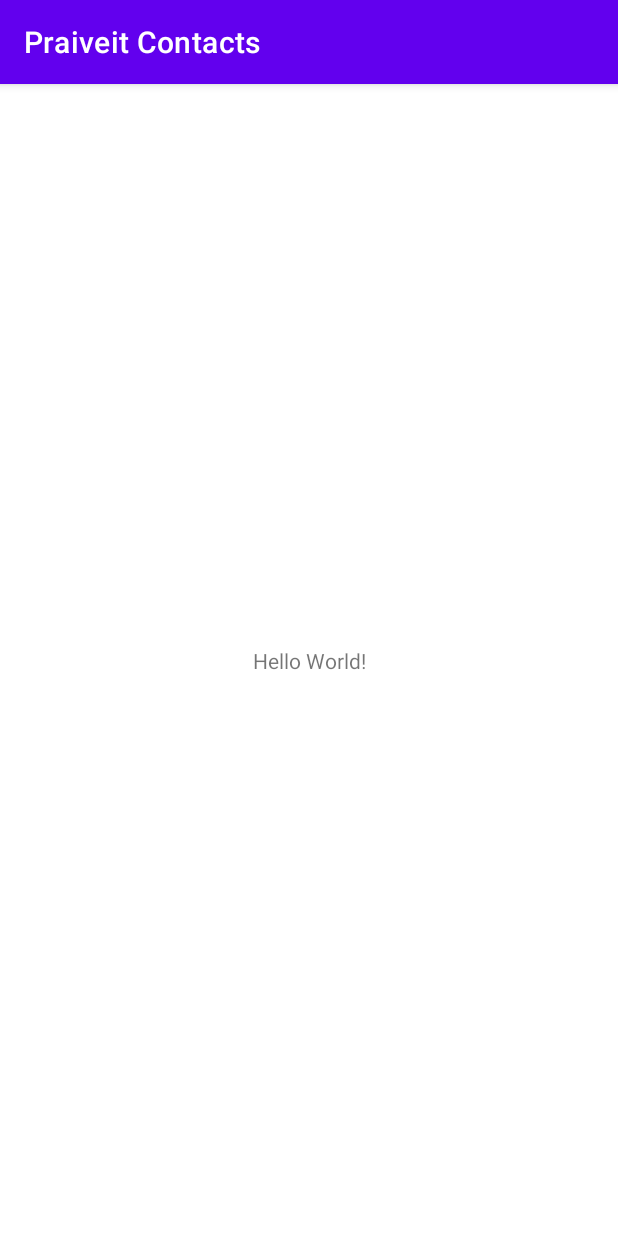
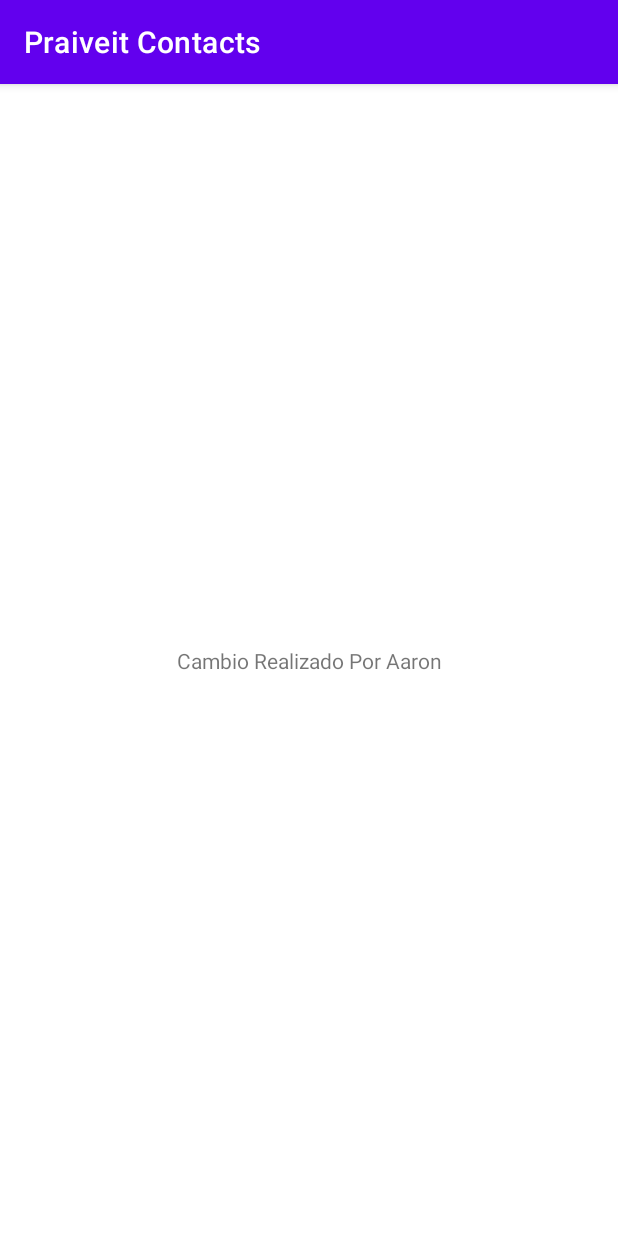
Before and after one commit to DenisFZelaya/PraiveitContacts, an Android app: the screen it shows after launch (MainActivity), on a phone screen of 412 x 824 dp. Run offline under Robolectric (Android 15) with nearby library versions, the phone set to English and light mode, and no system bars.

Commit message:
Primer Cambio Aaron

```diff
--- a/app/src/main/res/layout/activity_main.xml
+++ b/app/src/main/res/layout/activity_main.xml
@@ -9,7 +9,7 @@
     <TextView
         android:layout_width="wrap_content"
         android:layout_height="wrap_content"
-        android:text="Hello World!"
+        android:text="Cambio Realizado Por Aaron"
         app:layout_constraintBottom_toBottomOf="parent"
         app:layout_constraintLeft_toLeftOf="parent"
         app:layout_constraintRight_toRightOf="parent"
```
